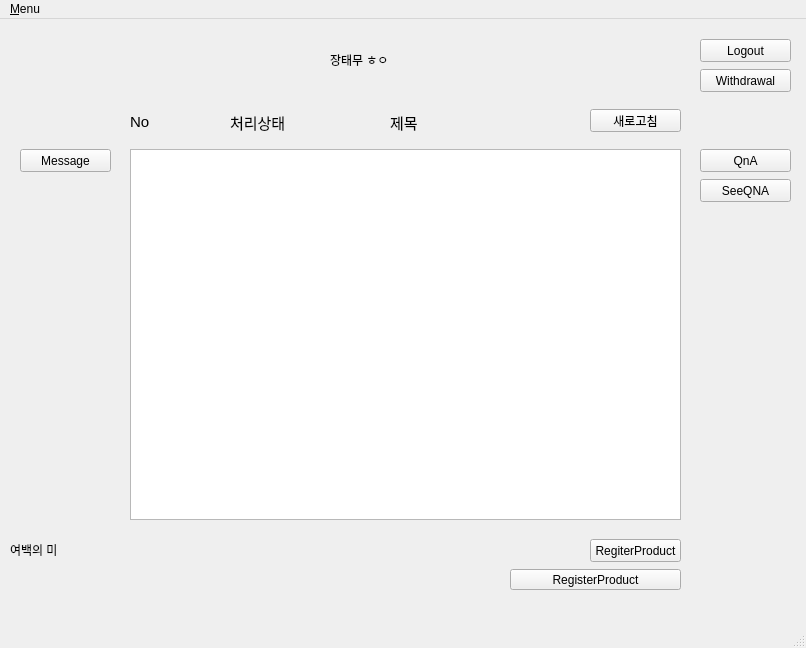
The window that FiveOfRuler/UserWindow.ui (simneol/JuDeP) describes before a commit, drawn with Qt 5.
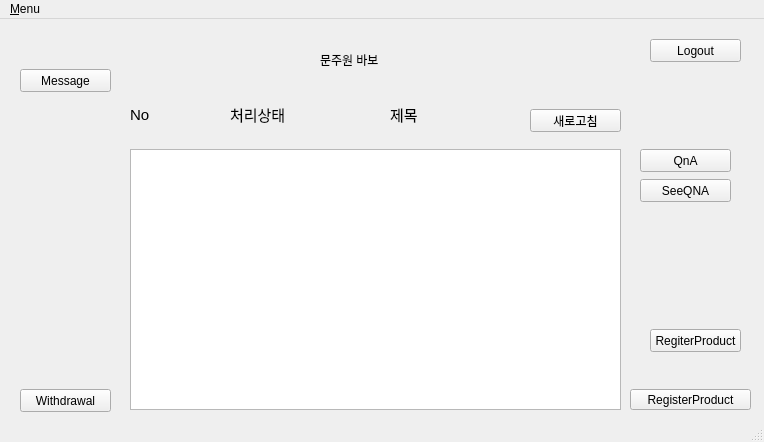
The same window after the commit.

Diff of the .ui file:
```diff
--- a/FiveOfRuler/UserWindow.ui
+++ b/FiveOfRuler/UserWindow.ui
@@ -6,8 +6,8 @@
    <rect>
     <x>0</x>
     <y>0</y>
-    <width>806</width>
-    <height>648</height>
+    <width>764</width>
+    <height>442</height>
    </rect>
   </property>
   <property name="windowTitle">
@@ -17,21 +17,21 @@
    <widget class="QLabel" name="label">
     <property name="geometry">
      <rect>
-      <x>330</x>
+      <x>320</x>
       <y>30</y>
-      <width>131</width>
+      <width>81</width>
       <height>21</height>
      </rect>
     </property>
     <property name="text">
-     <string>장태무 ㅎㅇ</string>
+     <string>문주원 바보</string>
     </property>
    </widget>
    <widget class="QPushButton" name="RegiterProduct">
     <property name="geometry">
      <rect>
-      <x>590</x>
-      <y>520</y>
+      <x>650</x>
+      <y>310</y>
       <width>91</width>
       <height>23</height>
      </rect>
@@ -44,7 +44,7 @@
     <property name="geometry">
      <rect>
       <x>20</x>
-      <y>130</y>
+      <y>50</y>
       <width>91</width>
       <height>23</height>
      </rect>
@@ -56,7 +56,7 @@
    <widget class="QPushButton" name="QnA">
     <property name="geometry">
      <rect>
-      <x>700</x>
+      <x>640</x>
       <y>130</y>
       <width>91</width>
       <height>23</height>
@@ -69,7 +69,7 @@
    <widget class="QPushButton" name="logout">
     <property name="geometry">
      <rect>
-      <x>700</x>
+      <x>650</x>
       <y>20</y>
       <width>91</width>
       <height>23</height>
@@ -82,8 +82,8 @@
    <widget class="QPushButton" name="Withdrawal">
     <property name="geometry">
      <rect>
-      <x>700</x>
-      <y>50</y>
+      <x>20</x>
+      <y>370</y>
       <width>91</width>
       <height>23</height>
      </rect>
@@ -95,7 +95,7 @@
    <widget class="QPushButton" name="SeeQnA">
     <property name="geometry">
      <rect>
-      <x>700</x>
+      <x>640</x>
       <y>160</y>
       <width>91</width>
       <height>23</height>
@@ -110,8 +110,8 @@
      <rect>
       <x>130</x>
       <y>130</y>
-      <width>551</width>
-      <height>371</height>
+      <width>491</width>
+      <height>261</height>
      </rect>
     </property>
    </widget>
@@ -120,8 +120,8 @@
      <rect>
       <x>230</x>
       <y>80</y>
-      <width>121</width>
-      <height>46</height>
+      <width>111</width>
+      <height>31</height>
      </rect>
     </property>
     <property name="font">
@@ -139,7 +139,7 @@
       <x>130</x>
       <y>80</y>
       <width>41</width>
-      <height>46</height>
+      <height>31</height>
      </rect>
     </property>
     <property name="font">
@@ -157,7 +157,7 @@
       <x>390</x>
       <y>80</y>
       <width>61</width>
-      <height>46</height>
+      <height>31</height>
      </rect>
     </property>
     <property name="font">
@@ -172,7 +172,7 @@
    <widget class="QPushButton" name="NewWindowRequest">
     <property name="geometry">
      <rect>
-      <x>590</x>
+      <x>530</x>
       <y>90</y>
       <width>91</width>
       <height>23</height>
@@ -182,25 +182,12 @@
      <string>새로고침</string>
     </property>
    </widget>
-   <widget class="QLabel" name="label_2">
-    <property name="geometry">
-     <rect>
-      <x>10</x>
-      <y>520</y>
-      <width>131</width>
-      <height>21</height>
-     </rect>
-    </property>
-    <property name="text">
-     <string>여백의 미</string>
-    </property>
-   </widget>
    <widget class="QPushButton" name="RegisterProductInformation">
     <property name="geometry">
      <rect>
-      <x>510</x>
-      <y>550</y>
-      <width>171</width>
+      <x>630</x>
+      <y>370</y>
+      <width>121</width>
       <height>21</height>
      </rect>
     </property>
@@ -214,8 +201,8 @@
     <rect>
      <x>0</x>
      <y>0</y>
-     <width>806</width>
-     <height>38</height>
+     <width>764</width>
+     <height>21</height>
     </rect>
    </property>
    <widget class="QMenu" name="menu_Menu">
```
